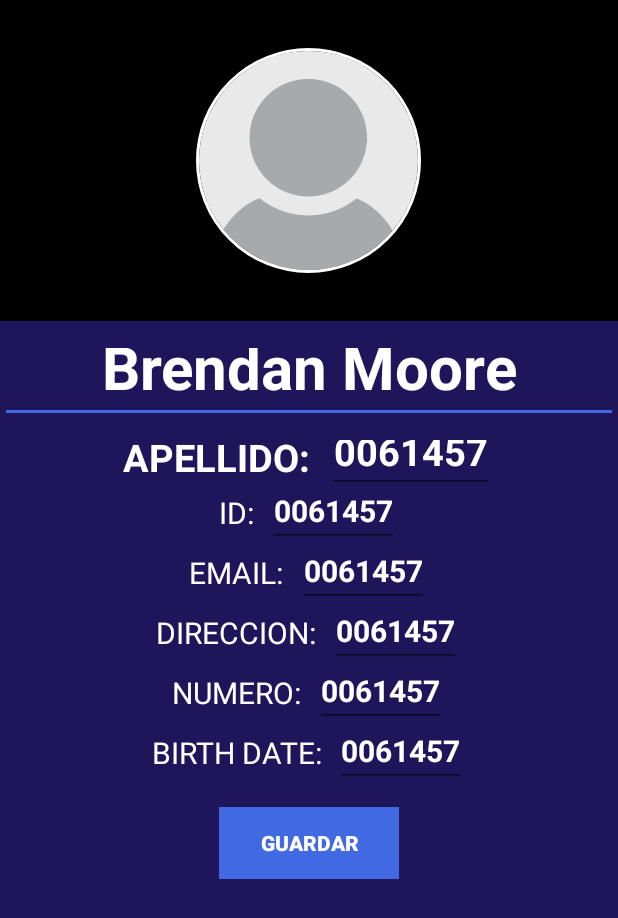
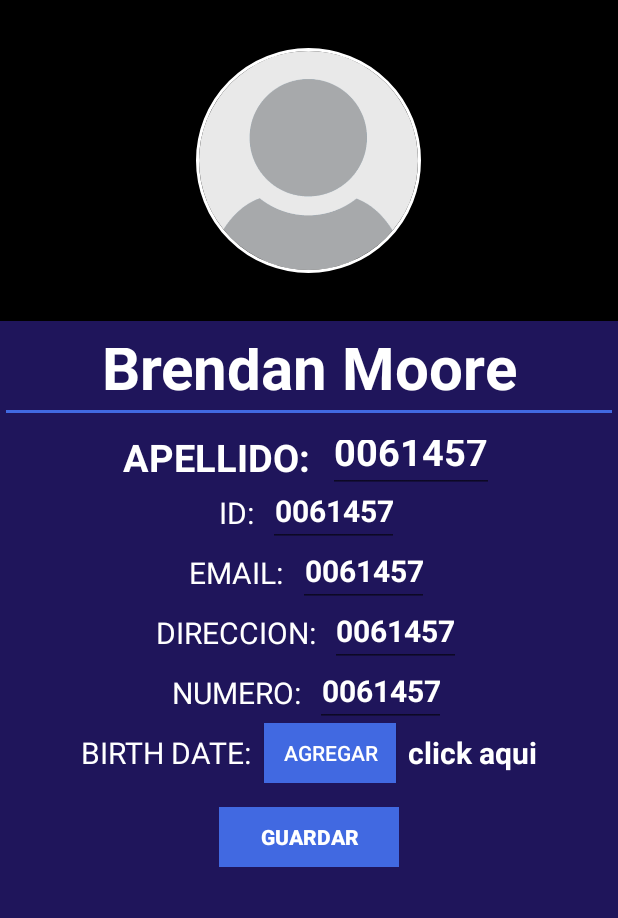
Before and after one commit to hugopinto1997/ParcialPDM, an Android app: the layout activity_editpersonaclick.xml on its own in the app's theme, with its tools: preview values and no code run, on a phone screen of 412 x 824 dp. Shown: the top 918 px of the screen. Run offline under Robolectric (Android 15) with nearby library versions, the phone set to English and light mode, and no system bars.

```diff
--- a/app/src/main/java/com/hugopinto/parcialv4710/ContactosRvAdapter.java
+++ b/app/src/main/java/com/hugopinto/parcialv4710/ContactosRvAdapter.java
@@ -61,6 +61,7 @@ public class ContactosRvAdapter extends RecyclerView.Adapter<ContactosRvAdapter.
                 Intent newIntent = new Intent(v.getContext(),MainContactClick.class);
                 Bundle caja = new Bundle();
                 caja.putSerializable("Llave", mlistaContactos.get(position));
+                newIntent.putExtra(Intent.EXTRA_TEXT, String.valueOf(position));
                 newIntent.putExtras(caja);
                 mContext.startActivity(newIntent);
             }
--- a/app/src/main/java/com/hugopinto/parcialv4710/MainContactClick.java
+++ b/app/src/main/java/com/hugopinto/parcialv4710/MainContactClick.java
@@ -32,6 +32,7 @@ public class MainContactClick extends AppCompatActivity {
 
     TextView namepersonclick,apell, cid, emaill, address, numero, birthday, editar;
     ImageView imagenclick, btn, btnshare;
+    String recibirpos;
 
     int auxcosa;
 
@@ -59,6 +60,7 @@ public class MainContactClick extends AppCompatActivity {
 //hacemos un intent y ub bundle
         Intent intent = this.getIntent();
         Bundle bundle = intent.getExtras();
+        recibirpos = intent.getStringExtra(Intent.EXTRA_TEXT);
 //creamos cosas necesarias
         final Contacto persona = (Contacto) bundle.getSerializable("Llave");
 // llenamos nuestro auto con las cosas
@@ -118,6 +120,7 @@ public class MainContactClick extends AppCompatActivity {
                 Bundle caja = new Bundle();
                 caja.putSerializable("cimagenf", persona);
                 newIntent.putExtras(caja);
+                newIntent.putExtra(Intent.EXTRA_TEXT, recibirpos);
                 startActivity(newIntent);
             }
         });
@@ -166,7 +169,7 @@ public class MainContactClick extends AppCompatActivity {
             public void onClick(View v){
                 Intent newIntent = new Intent(v.getContext(),editpersonaclick.class);
                 Bundle caja = new Bundle();
-                caja.putSerializable("cimagenf", persona);
+                caja.putSerializable("editar", persona);
                 newIntent.putExtras(caja);
                 startActivity(newIntent);
             }
--- a/app/src/main/java/com/hugopinto/parcialv4710/MainContactoPortrait.java
+++ b/app/src/main/java/com/hugopinto/parcialv4710/MainContactoPortrait.java
@@ -178,8 +178,6 @@ public class MainContactoPortrait extends AppCompatActivity {
                 setcumple.setText(dayOfMonth + "/" + (month + 1) + "/" + year);
             }
         };
-
-
     }
 
 
--- a/app/src/main/res/layout/activity_editpersonaclick.xml
+++ b/app/src/main/res/layout/activity_editpersonaclick.xml
@@ -23,6 +23,7 @@
             <de.hdodenhof.circleimageview.CircleImageView
                 android:id="@+id/photoeditar"
                 android:src="@drawable/msn2"
+                android:onClick="addimgeditar"
                 android:layout_width="match_parent"
                 android:layout_height="match_parent"
                 app:civ_border_color="#ffffff"
@@ -43,10 +44,12 @@
 
 
             <EditText
-                android:id="@+id/clickname"
+                android:id="@+id/clicknameeditar"
                 android:layout_width="match_parent"
                 android:layout_height="60dp"
                 android:layout_marginTop="8dp"
+                android:inputType="text"
+                android:maxLines="1"
                 android:textColor="#ffffff"
                 android:textSize="40sp"
                 android:text="Brendan Moore"
@@ -72,9 +75,11 @@
                     android:layout_gravity="center_horizontal"/>
                 <EditText
                     android:gravity="center"
-                    android:id="@+id/clickapellido"
+                    android:id="@+id/clickapellidoeditar"
                     android:layout_width="wrap_content"
                     android:layout_height="45dp"
+                    android:inputType="text"
+                    android:maxLines="1"
                     android:layout_marginTop="4dp"
                     android:fontFamily="sans-serif"
                     android:textColor="#ffffff"
@@ -106,6 +111,8 @@
                     android:layout_width="wrap_content"
                     android:layout_height="45dp"
                     android:layout_marginTop="0dp"
+                    android:inputType="number"
+                    android:maxLines="1"
                     android:fontFamily="sans-serif"
                     android:textColor="#ffffff"
                     android:textSize="20dp"
@@ -134,6 +141,7 @@
                 <EditText
                     android:gravity="center"
                     android:id="@+id/clickemaileditar"
+                    android:inputType="textEmailAddress"
                     android:layout_width="wrap_content"
                     android:layout_height="45dp"
                     android:layout_marginTop="0dp"
@@ -193,6 +201,7 @@
                 <EditText
                     android:gravity="center"
                     android:id="@+id/clicknumeroeditar"
+                    android:inputType="number"
                     android:layout_width="wrap_content"
                     android:layout_height="45dp"
                     android:layout_marginTop="0dp"
@@ -219,7 +228,15 @@
                     android:textSize="20dp"
                     android:text="BIRTH DATE:  "
                     android:layout_gravity="center_horizontal"/>
-                <EditText
+                <Button
+                    android:layout_width="wrap_content"
+                    android:layout_height="wrap_content"
+                    android:id="@+id/btnsc"
+                    android:text="agregar"
+                    android:background="@color/colorAccent"
+                    android:textColor="#ffffff"/>
+                <TextView
+                    android:layout_marginLeft="8dp"
                     android:gravity="center"
                     android:id="@+id/clickbirthdateeditar"
                     android:layout_width="wrap_content"
@@ -229,8 +246,9 @@
                     android:textColor="#ffffff"
                     android:textSize="20dp"
                     android:textStyle="bold"
-                    android:text="0061457"
+                    android:text="click aqui"
                     android:layout_gravity="center"/>
+
 
             </LinearLayout>
 
@@ -244,7 +262,7 @@
                 <Button
                     android:layout_width="120dp"
                     android:id="@+id/btneditar"
-                    android:layout_height="wrap_content"
+                    android:layout_height="40dp"
                     android:text="Guardar"
                     android:background="@color/colorAccent"
                     android:textStyle="bold"
```
Also changed, not shown: app/src/main/java/com/hugopinto/parcialv4710/ContactosFragment.java (+27 -0 lines), app/src/main/java/com/hugopinto/parcialv4710/MainActivity.java (+27 -1 lines), app/src/main/java/com/hugopinto/parcialv4710/editpersonaclick.java (+188 -2 lines), app/src/main/res/layout/cardview_contacto.xml (+11 -1 lines).
